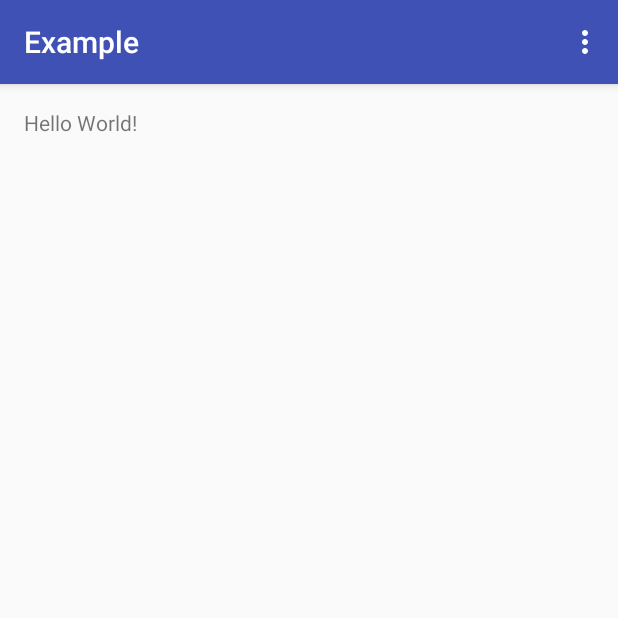
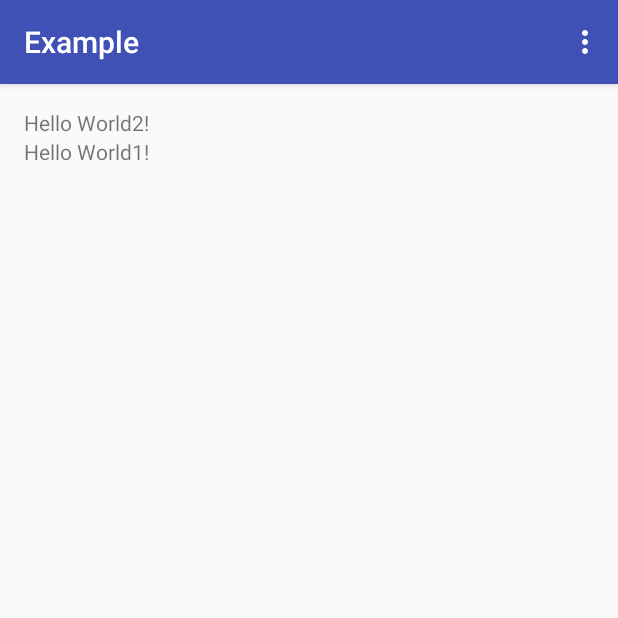
Before and after one commit to holy1017/ExampleAndroid, an Android app: the screen it shows after launch (MainActivity), on a phone screen of 412 x 824 dp, the top half of it. Run offline under Robolectric (Android 15) with nearby library versions, the phone set to English and light mode, and no system bars.

Commit message:
first upload

```diff
--- a/app/src/main/res/layout/content_main.xml
+++ b/app/src/main/res/layout/content_main.xml
@@ -1,14 +1,29 @@
 <?xml version="1.0" encoding="utf-8"?>
-<RelativeLayout xmlns:android="http://schemas.android.com/apk/res/android"
+<RelativeLayout
+    xmlns:android="http://schemas.android.com/apk/res/android"
     xmlns:tools="http://schemas.android.com/tools"
-    xmlns:app="http://schemas.android.com/apk/res-auto" android:layout_width="match_parent"
-    android:layout_height="match_parent" android:paddingLeft="@dimen/activity_horizontal_margin"
+    xmlns:app="http://schemas.android.com/apk/res-auto"
+    android:layout_width="match_parent"
+    android:layout_height="match_parent"
+    android:paddingLeft="@dimen/activity_horizontal_margin"
     android:paddingRight="@dimen/activity_horizontal_margin"
     android:paddingTop="@dimen/activity_vertical_margin"
     android:paddingBottom="@dimen/activity_vertical_margin"
     app:layout_behavior="@string/appbar_scrolling_view_behavior"
-    tools:showIn="@layout/activity_main" tools:context=".MainActivity">
+    tools:showIn="@layout/activity_main"
+    tools:context=".MainActivity">
+    <LinearLayout
+        android:layout_width="match_parent"
+        android:layout_height="match_parent"
+        android:orientation="vertical">
+        <TextView
+            android:text="Hello World2!"
+            android:layout_width="wrap_content"
+            android:layout_height="wrap_content" />
+        <TextView
+            android:text="Hello World1!"
+            android:layout_width="wrap_content"
+            android:layout_height="wrap_content" />
+    </LinearLayout>
 
-    <TextView android:text="Hello World!" android:layout_width="wrap_content"
-        android:layout_height="wrap_content" />
 </RelativeLayout>
```
